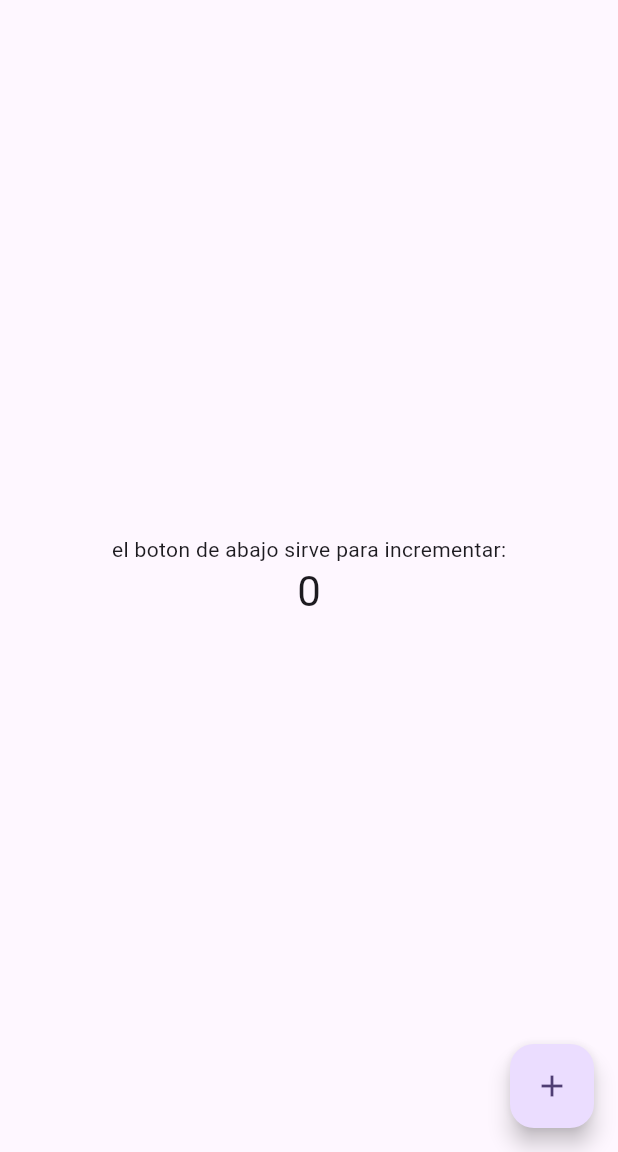
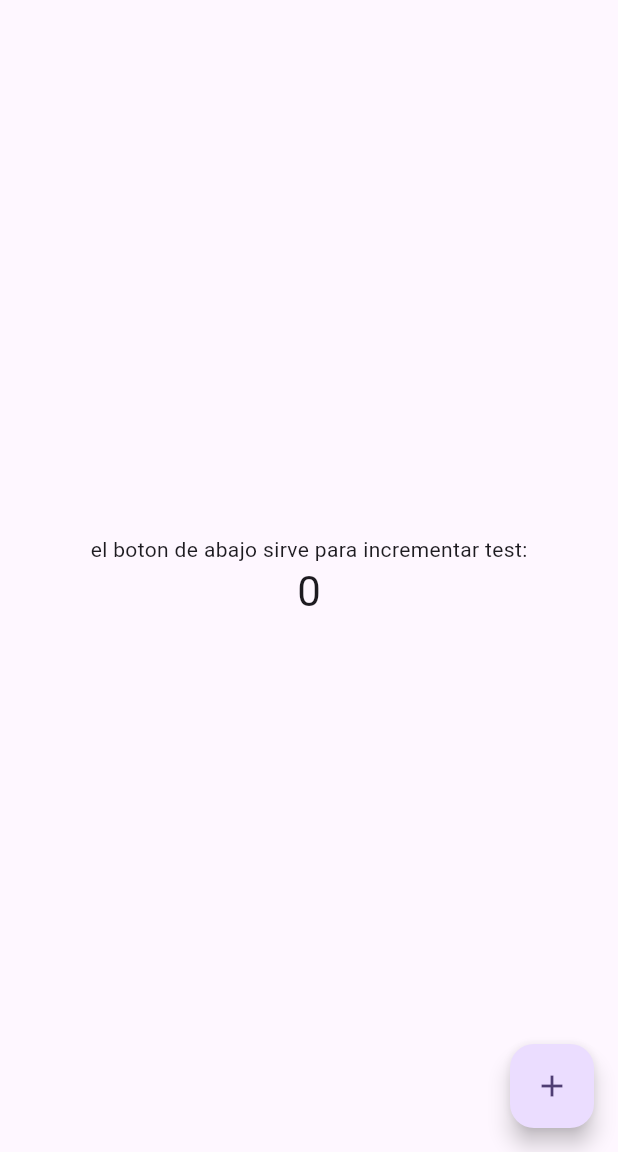
Before and after one commit to fedegonc/untitled, a Flutter app: the screen it shows after launch, on a phone screen of 412 x 824 dp, the part 84-1236 px from its top. Run offline on Flutter 3.47's test engine with Material 3 defaults, Android fonts, the phone set to English and light mode, and no system bars.

Commit message:
create app

```diff
--- a/lib/main.dart
+++ b/lib/main.dart
@@ -106,7 +106,7 @@ class _MyHomePageState extends State<MyHomePage> {
           mainAxisAlignment: MainAxisAlignment.center,
           children: <Widget>[
             const Text(
-              'el boton de abajo sirve para incrementar:',
+              'el boton de abajo sirve para incrementar test:',
             ),
             Text(
               '$_counter',
```
Also changed, not shown: 1 other file.
